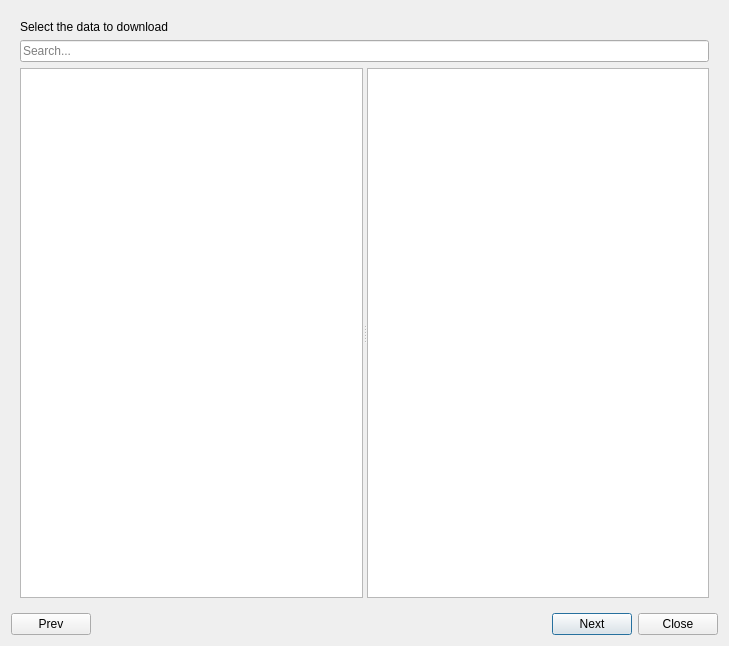
First picture: the form in ui/qgreenland_download_dialog.ui, repository nsidc/qgreenland-plugin, before the edit.
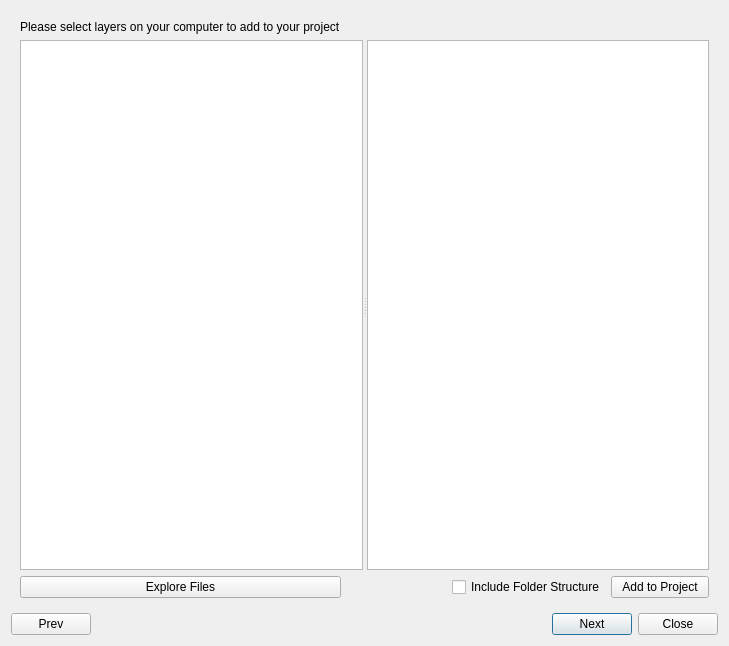
Second picture: the form after the edit. The open tabs and pages were chosen to show the change.

Commit message:
[WIP] Manage data dialog (#28)
* create the manage data menu and all the related methods to fill the tree

* fix the icons of the tree items

* fix names in ui

* add the method to open external file browser: NEEDS Windows chck!

* not modal dialog to always interact with QGIS

* some minor cleaning and create the method to load the layers

* use QDesktopServices to open folder

* remove useless import

* else instead of elif

The edit to the form file:
```diff
--- a/ui/qgreenland_download_dialog.ui
+++ b/ui/qgreenland_download_dialog.ui
@@ -180,6 +180,57 @@
        </item>
       </layout>
      </widget>
+     <widget class="QWidget" name="manage_data">
+      <layout class="QGridLayout" name="gridLayout">
+       <item row="1" column="0" colspan="4">
+        <widget class="QSplitter" name="splitter_2">
+         <property name="orientation">
+          <enum>Qt::Horizontal</enum>
+         </property>
+         <widget class="QTreeView" name="treeView_manage">
+          <property name="headerHidden">
+           <bool>true</bool>
+          </property>
+         </widget>
+         <widget class="QTextBrowser" name="summary_text_manage"/>
+        </widget>
+       </item>
+       <item row="2" column="0">
+        <widget class="QPushButton" name="explore_files_button">
+         <property name="text">
+          <string>Explore Files</string>
+         </property>
+        </widget>
+       </item>
+       <item row="2" column="2">
+        <widget class="QCheckBox" name="folder_structure_check">
+         <property name="text">
+          <string>Include Folder Structure</string>
+         </property>
+        </widget>
+       </item>
+       <item row="2" column="3">
+        <widget class="QPushButton" name="add_to_project_button">
+         <property name="text">
+          <string>Add to Project</string>
+         </property>
+        </widget>
+       </item>
+       <item row="0" column="0">
+        <widget class="QLabel" name="load_data_label">
+         <property name="sizePolicy">
+          <sizepolicy hsizetype="Preferred" vsizetype="Maximum">
+           <horstretch>0</horstretch>
+           <verstretch>0</verstretch>
+          </sizepolicy>
+         </property>
+         <property name="text">
+          <string>Please select layers on your computer to add to your project</string>
+         </property>
+        </widget>
+       </item>
+      </layout>
+     </widget>
     </widget>
    </item>
   </layout>
```
Left out of the diff: 3 changed lines with no effect on the pictures. The commit also changes 2 other files.
